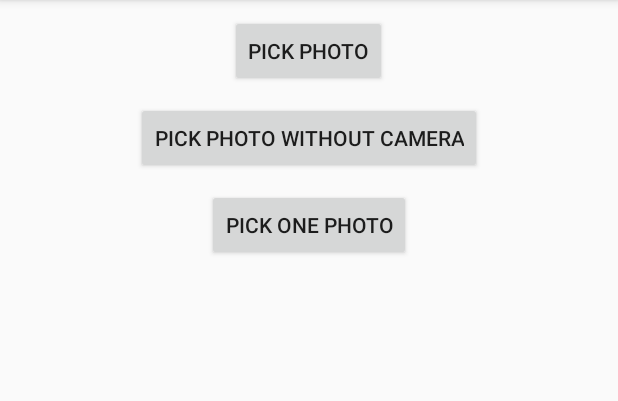
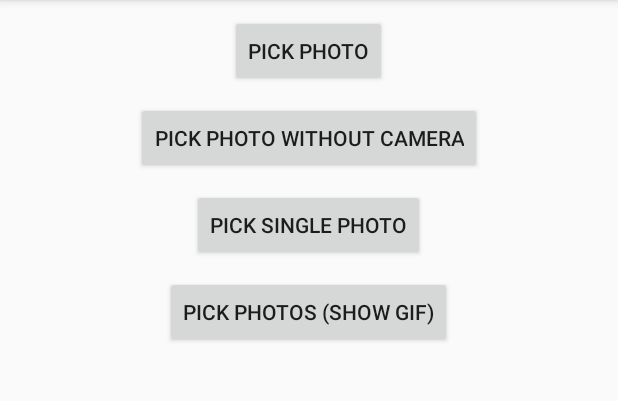
Before and after one commit to donglua/PhotoPicker, an Android app: the screen it shows after launch (MainActivity), on a phone screen of 412 x 824 dp, the part 84-485 px from its top. Run offline under Robolectric (Android 15) with nearby library versions, the phone set to English and light mode, and no system bars; pictures from the network do not load.

Commit message:
是否显示gif改为可配置 (fix #32)

```diff
--- a/PhotoPicker/src/main/java/me/iwf/photopicker/utils/PhotoPickerIntent.java
+++ b/PhotoPicker/src/main/java/me/iwf/photopicker/utils/PhotoPickerIntent.java
@@ -38,9 +38,12 @@ public class PhotoPickerIntent extends Intent {
     this.putExtra(PhotoPickerActivity.EXTRA_MAX_COUNT, photoCount);
   }
 
-
   public void setShowCamera(boolean showCamera) {
     this.putExtra(PhotoPickerActivity.EXTRA_SHOW_CAMERA, showCamera);
   }
 
+  public void setShowGif(boolean showGif) {
+    this.putExtra(PhotoPickerActivity.EXTRA_SHOW_GIF, showGif);
+  }
+
 }
--- a/photopickerdemo/src/main/java/me/iwf/PhotoPickerDemo/MainActivity.java
+++ b/photopickerdemo/src/main/java/me/iwf/PhotoPickerDemo/MainActivity.java
@@ -62,6 +62,16 @@ public class MainActivity extends ActionBarActivity {
       }
     });
 
+    findViewById(R.id.button_photo_gif).setOnClickListener(new View.OnClickListener() {
+      @Override public void onClick(View v) {
+        PhotoPickerIntent intent = new PhotoPickerIntent(MainActivity.this);
+        intent.setPhotoCount(4);
+        intent.setShowCamera(true);
+        intent.setShowGif(true);
+        startActivityForResult(intent, REQUEST_CODE);
+      }
+    });
+
   }
 
 
--- a/photopickerdemo/src/main/res/layout/activity_main.xml
+++ b/photopickerdemo/src/main/res/layout/activity_main.xml
@@ -34,6 +34,16 @@
       android:layout_centerHorizontal="true"
       />
 
+  <Button
+      android:layout_below="@id/button_one_photo"
+      android:layout_marginTop="10dip"
+      android:layout_width="wrap_content"
+      android:layout_height="wrap_content"
+      android:text="@string/pick_photo_gif"
+      android:id="@+id/button_photo_gif"
+      android:layout_centerHorizontal="true"
+      />
+
   <android.support.v7.widget.RecyclerView
       android:id="@+id/recycler_view"
       android:layout_below="@id/button_one_photo"
--- a/photopickerdemo/src/main/res/values/strings.xml
+++ b/photopickerdemo/src/main/res/values/strings.xml
@@ -2,5 +2,6 @@
     <string name="app_name">PhotoPicker Demo</string>
     <string name="pick_photo">Pick Photo</string>
     <string name="pick_photo_without_camera">Pick Photo Without Camera</string>
-    <string name="pick_one_photo">Pick One Photo</string>
+    <string name="pick_one_photo">Pick Single Photo</string>
+    <string name="pick_photo_gif">Pick Photos (show gif)</string>
 </resources>
```
Also changed, not shown: PhotoPicker/src/main/java/me/iwf/photopicker/PhotoPickerActivity.java (+17 -3 lines), PhotoPicker/src/main/java/me/iwf/photopicker/fragment/PhotoPickerFragment.java (+10 -6 lines), PhotoPicker/src/main/java/me/iwf/photopicker/utils/MediaStoreHelper.java (+7 -7 lines), PhotoPicker/src/main/java/me/iwf/photopicker/utils/PhotoDirectoryLoader.java (+10 -3 lines), 2 other files.
